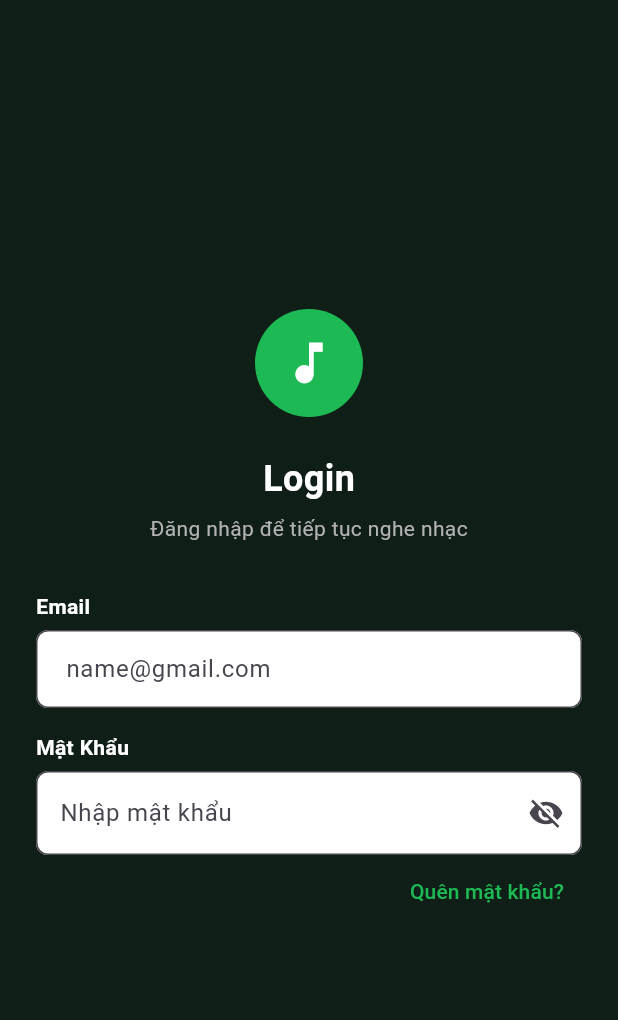
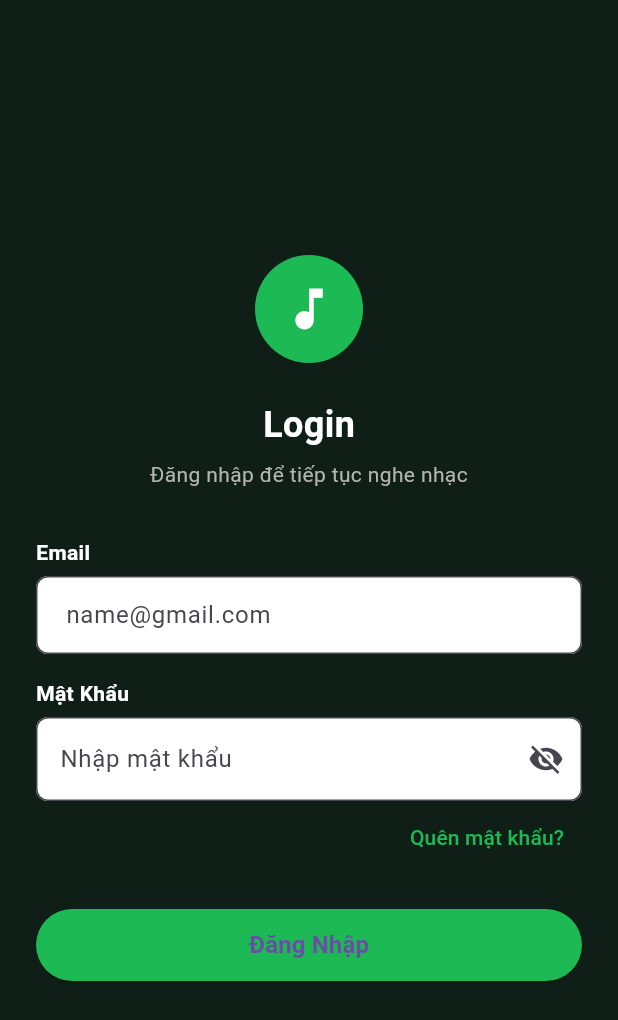
Before and after one commit to havando1302/2025_2_LTTBDD_N02_Nhom_08, a Flutter app: the screen it shows after launch, on a phone screen of 412 x 824 dp. Shown: the top 1020 px of the screen. Run offline on Flutter 3.47's test engine with Material 3 defaults, Android fonts, the phone set to English and light mode, and no system bars.

Commit message:
Upadate UI trang login

```diff
--- a/lib/views/login/login.dart
+++ b/lib/views/login/login.dart
@@ -130,6 +130,27 @@ class _LoginPageState extends State<LoginPage> {
                         ),
                       ),
                     ),
+                    const SizedBox(height: 24),
+                    SizedBox(
+                      width: double.infinity,
+                      height: 48,
+                      child: ElevatedButton(
+                        style: ElevatedButton.styleFrom(
+                          backgroundColor: Color(MyColor.pr4),
+                          shape: RoundedRectangleBorder(
+                            borderRadius: BorderRadius.circular(24),
+                          ),
+                        ),
+                        onPressed: () {},
+                        child: Text(
+                          "Đăng Nhập",
+                          style: const TextStyle(
+                            fontSize: 16,
+                            fontWeight: FontWeight.w600,
+                          ),
+                        ),
+                      ),
+                    ),
                   ],
                 ),
               ),
```
